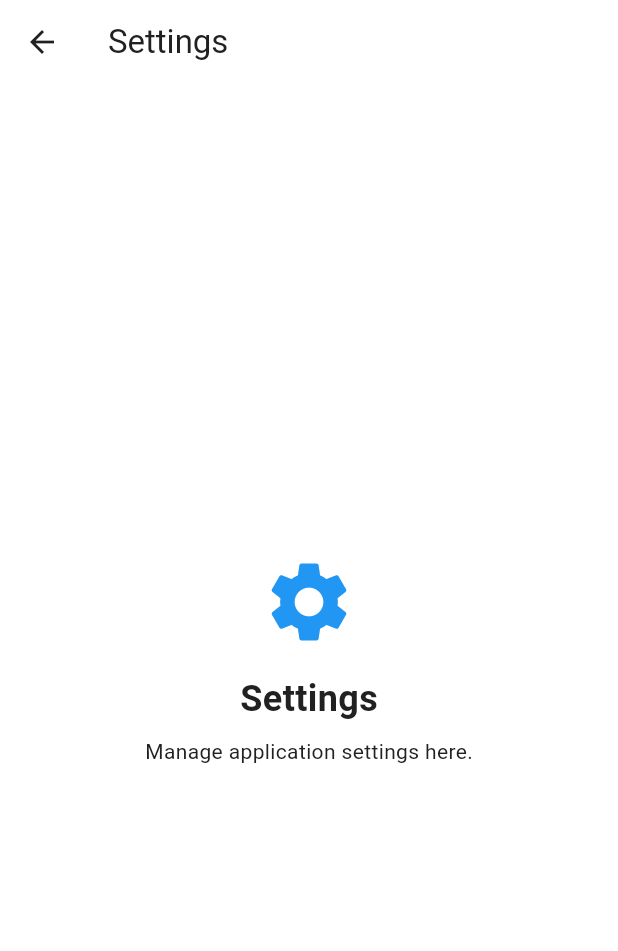
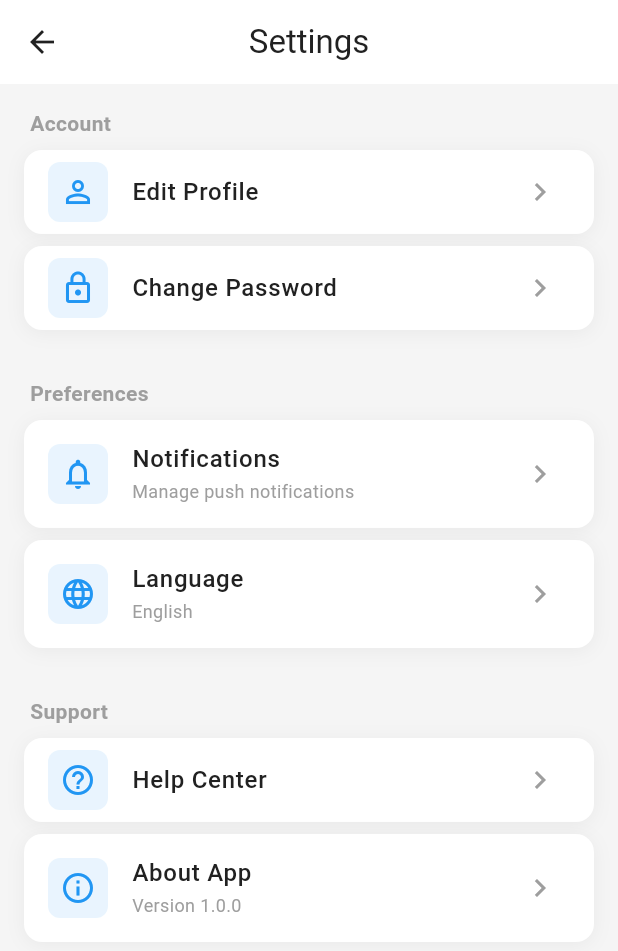
Before and after one commit to ahmed-dalab/himiloGuul, a Flutter app: the SettingsScreen screen opened by its route, on a phone screen of 412 x 824 dp. Shown: the top 951 px of the screen. Run offline on Flutter 3.47's test engine with Material 3 defaults, Android fonts, the light colour scheme and no system bars; our stand-ins replace dio, flutter_secure_storage, go_router, shared_preferences; accounts and stored records are empty; network calls fail.

Commit message:
fixed issues

```diff
--- /dev/null
+++ b/frontend/devtools_options.yaml
@@ -0,0 +1,3 @@
+description: This file stores settings for Dart & Flutter DevTools.
+documentation: https://docs.flutter.dev/tools/devtools/extensions#configure-extension-enablement-states
+extensions:
--- a/frontend/lib/presentation/routes/app_routes.dart
+++ b/frontend/lib/presentation/routes/app_routes.dart
@@ -17,6 +17,9 @@ class AppRoutes {
   static const String profile = '/profile';
   static const String editProfile = '/edit-profile';
 
+  // Users routes
+  static const String users = '/users';
+
   // Contact routes
   static const String contacts = '/contacts';
   static const String conversation = '/conversation';
@@ -24,7 +27,6 @@ class AppRoutes {
   // Admin routes
   static const String adminDashboard = '/admin/dashboard';
   static const String pendingBusinesses = '/admin/pending-businesses';
-  static const String userManagement = '/admin/users';
   static const String rolesManagement = '/admin/roles';
   static const String menusManagement = '/admin/menus';
   static const String permissionsManagement = '/admin/permissions';
--- a/frontend/lib/presentation/screens/admin/settings_screen.dart
+++ b/frontend/lib/presentation/screens/admin/settings_screen.dart
@@ -20,22 +20,128 @@ class SettingsScreen extends StatelessWidget {
         backgroundColor: Colors.white,
         foregroundColor: AppColors.darkGray,
         elevation: 0,
+        centerTitle: true,
       ),
-      body: const Center(
+      backgroundColor: const Color(0xFFF5F5F5),
+      body: SingleChildScrollView(
+        padding: const EdgeInsets.all(16.0),
         child: Column(
-          mainAxisAlignment: MainAxisAlignment.center,
           children: [
-            Icon(Icons.settings, size: 64, color: AppColors.primaryBlue),
-            SizedBox(height: 16),
-            Text(
-              'Settings',
-              style: TextStyle(fontSize: 24, fontWeight: FontWeight.bold),
+            _buildSectionHeader('Account'),
+            _buildSettingItem(
+              context,
+              icon: Icons.person_outline,
+              title: 'Edit Profile',
+              onTap: () {},
             ),
-            SizedBox(height: 8),
-            Text('Manage application settings here.'),
+            _buildSettingItem(
+              context,
+              icon: Icons.lock_outline,
+              title: 'Change Password',
+              onTap: () {},
+            ),
+            const SizedBox(height: 24),
+
+            _buildSectionHeader('Preferences'),
+            _buildSettingItem(
+              context,
+              icon: Icons.notifications_outlined,
+              title: 'Notifications',
+              subtitle: 'Manage push notifications',
+              onTap: () {},
+            ),
+            _buildSettingItem(
+              context,
+              icon: Icons.language,
+              title: 'Language',
+              subtitle: 'English',
+              onTap: () {},
+            ),
+            const SizedBox(height: 24),
+
+            _buildSectionHeader('Support'),
+            _buildSettingItem(
+              context,
+              icon: Icons.help_outline,
+              title: 'Help Center',
+              onTap: () {},
+            ),
+            _buildSettingItem(
+              context,
+              icon: Icons.info_outline,
+              title: 'About App',
+              subtitle: 'Version 1.0.0',
+              onTap: () {},
+            ),
           ],
         ),
       ),
     );
   }
+
+  Widget _buildSectionHeader(String title) {
+    return Container(
+      width: double.infinity,
+      padding: const EdgeInsets.only(bottom: 8, left: 4),
+      child: Text(
+        title,
+        style: const TextStyle(
+          fontSize: 14,
+          fontWeight: FontWeight.bold,
+          color: Colors.grey,
+        ),
+      ),
+    );
+  }
+
+  Widget _buildSettingItem(
+    BuildContext context, {
+    required IconData icon,
+    required String title,
+    String? subtitle,
+    required VoidCallback onTap,
+  }) {
+    return Container(
+      margin: const EdgeInsets.only(bottom: 8),
+      decoration: BoxDecoration(
+        color: Colors.white,
+        borderRadius: BorderRadius.circular(12),
+        boxShadow: [
+          BoxShadow(
+            color: Colors.black.withValues(alpha: 0.05),
+            blurRadius: 10,
+            offset: const Offset(0, 2),
+          ),
+        ],
+      ),
+      child: ListTile(
+        leading: Container(
+          padding: const EdgeInsets.all(8),
+          decoration: BoxDecoration(
+            color: AppColors.primaryBlue.withValues(alpha: 0.1),
+            borderRadius: BorderRadius.circular(8),
+          ),
+          child: Icon(icon, color: AppColors.primaryBlue),
+        ),
+        title: Text(
+          title,
+          style: const TextStyle(
+            fontWeight: FontWeight.w500,
+            color: AppColors.darkGray,
+          ),
+        ),
+        subtitle: subtitle != null
+            ? Text(
+                subtitle,
+                style: const TextStyle(
+                  fontSize: 12,
+                  color: Colors.grey,
+                ),
+              )
+            : null,
+        trailing: const Icon(Icons.chevron_right, color: Colors.grey),
+        onTap: onTap,
+      ),
+    );
+  }
 }
--- a/frontend/lib/presentation/screens/layouts/seller_layout.dart
+++ b/frontend/lib/presentation/screens/layouts/seller_layout.dart
@@ -16,9 +16,9 @@ class SellerLayout extends StatefulWidget {
 class _SellerLayoutState extends State<SellerLayout> {
   int _selectedIndex = 0;
 
-  // Order bottom nav items: Home, Business, Deals, Profile
+  // Order bottom nav items: Home, Business, Users, Profile
   List<AppMenu> _getOrderedBottomNavItems(List<AppMenu> items) {
-    const order = ['/', '/business', '/deals', '/profile'];
+    const order = ['/', '/business', '/users', '/profile'];
     final ordered = <AppMenu>[];
     for (final path in order) {
       try {
```
Also changed, not shown: frontend/lib/core/models/menu_model.dart (+7 -6 lines), frontend/lib/presentation/providers/auth_provider.dart (+24 -23 lines), frontend/lib/presentation/routes/app_router.dart (+4 -4 lines), frontend/lib/presentation/screens/admin/users_screen.dart (+2 -9 lines), frontend/lib/presentation/screens/layouts/admin_layout.dart (+4 -7 lines), frontend/lib/presentation/screens/welcome/welcome_screen.dart (+33 -27 lines).
